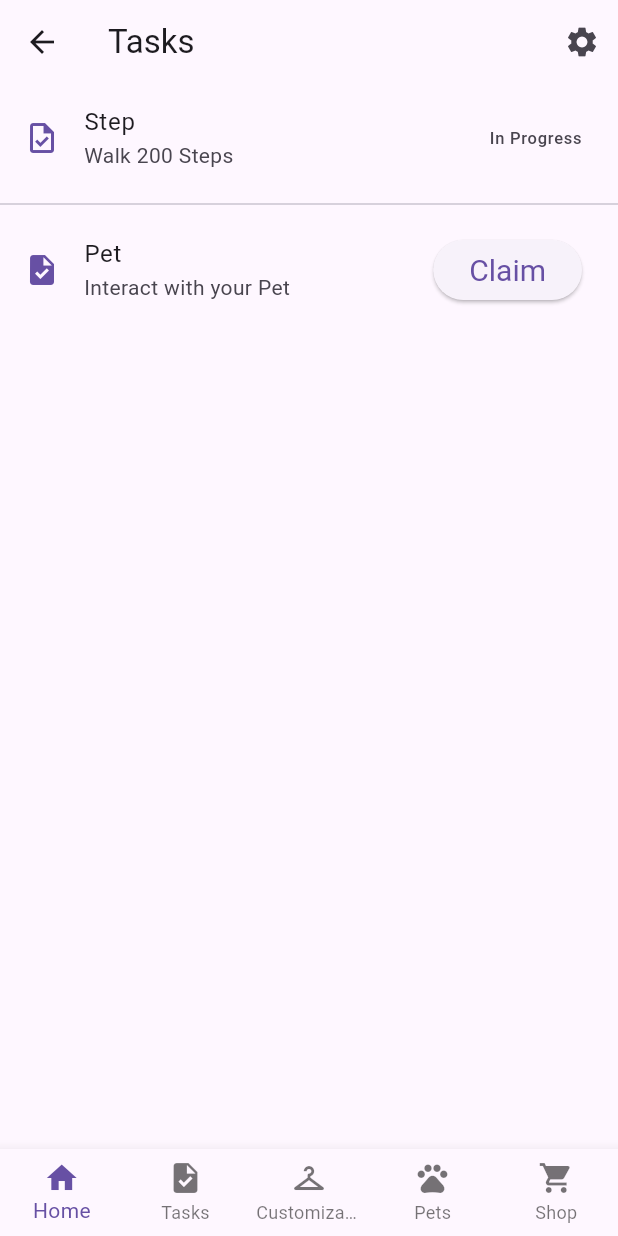
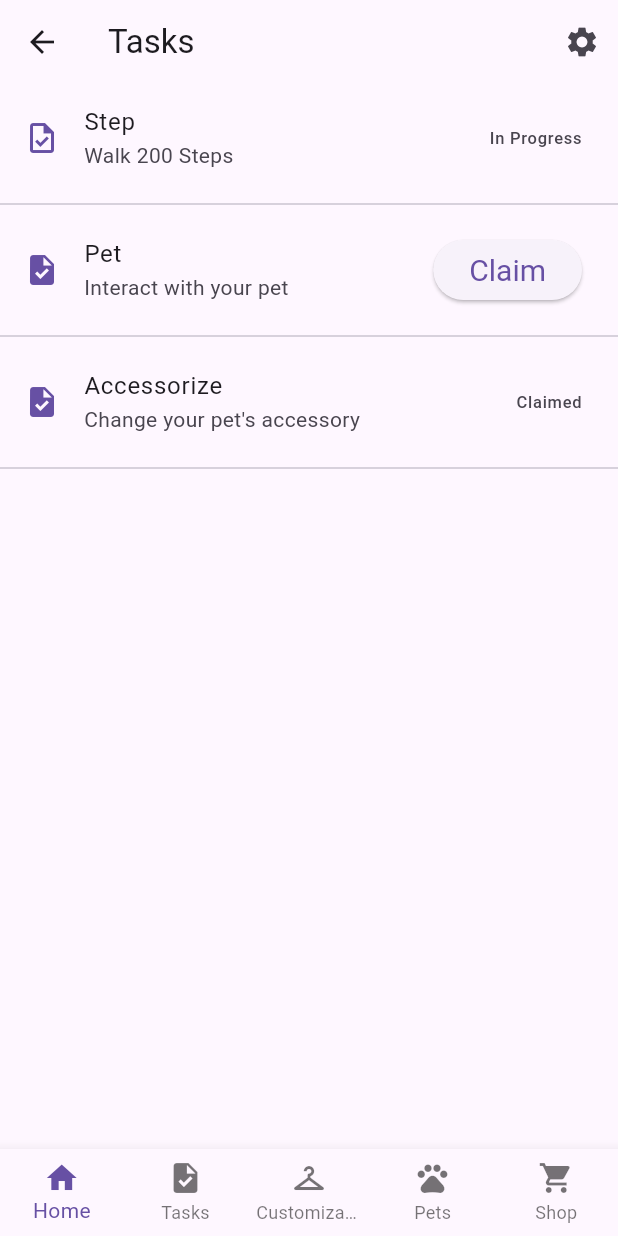
Before and after one commit to ExerciseCompanion/app, a Flutter app: the TaskPage screen opened by its route, on a phone screen of 412 x 824 dp. Run offline on Flutter 3.47's test engine with Material 2 defaults, Android fonts, the light colour scheme and no system bars; our stand-ins replace fl_chart, flutter_markdown, sliding_up_panel.

Commit message:
loaded tasks from db

```diff
--- a/exercise_companion/lib/elements/task_view.dart
+++ b/exercise_companion/lib/elements/task_view.dart
@@ -5,7 +5,8 @@ import 'checkbox.dart';
 class TaskViewWidget extends StatelessWidget {
   final String title;
   final String text;
-  final bool completion;
+  //final bool completion;
+  final int completion;
 
   const TaskViewWidget(
       {super.key,
@@ -13,23 +14,25 @@ class TaskViewWidget extends StatelessWidget {
       required this.text,
       required this.completion});
 
-  Widget getCompletionWidget(bool completion) {
-    if (completion) {
+  Widget getCompletionWidget(int completion) {
+    if (completion == 1) {
       return ElevatedButton(
           style: ElevatedButton.styleFrom(
               textStyle: const TextStyle(fontSize: 20)),
           onPressed: () {},
           child: const Text('Claim'));
+    } else if (completion == 0) {
+      return const Text("In Progress");
     } else {
-      return Text("In Progress");
+      return const Text("Claimed");
     }
   }
 
-  Icon getCompletionIcon(bool completion, BuildContext context) {
-    if (completion) {
+  Icon getCompletionIcon(int completion, BuildContext context) {
+    if (completion == 0) {
+      return Icon(Icons.task_outlined, color: Theme.of(context).primaryColor);
+    } else {
       return Icon(Icons.task, color: Theme.of(context).primaryColor);
-    } else {
-      return Icon(Icons.task_outlined, color: Theme.of(context).primaryColor);
     }
   }
 
--- a/exercise_companion/lib/screens/tasks.dart
+++ b/exercise_companion/lib/screens/tasks.dart
@@ -1,3 +1,5 @@
+import 'package:exercise_companion/data_model/user_db.dart';
+import 'package:exercise_companion/data_model/user_task_db.dart';
 import 'package:flutter/material.dart';
 import '../templates/appbar.dart';
 import '../templates/bottombar.dart';
@@ -14,13 +16,7 @@ class TaskPage extends StatelessWidget {
           title: "Tasks",
         ),
         body: ListView(
-          children: <Widget>[
-            TaskViewWidget(
-                title: "Step", text: "Walk 200 Steps", completion: false),
-            const Divider(),
-            TaskViewWidget(
-                title: "Pet", text: "Interact with your Pet", completion: true),
-          ],
+          children: userTasksDB.getTaskWidgets(currentUserID),
         ),
         resizeToAvoidBottomInset: false,
         bottomNavigationBar: const BaseBottomNavigationBar());
```
Also changed, not shown: exercise_companion/lib/data_model/user_task_db.dart (+49 -8 lines).
